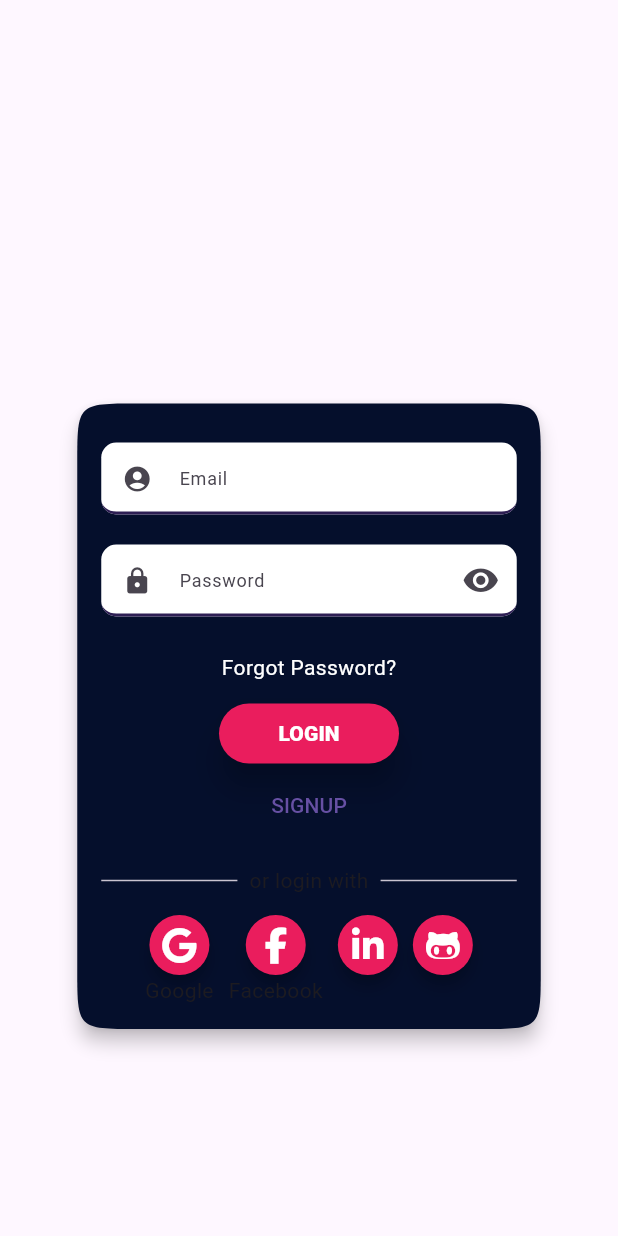
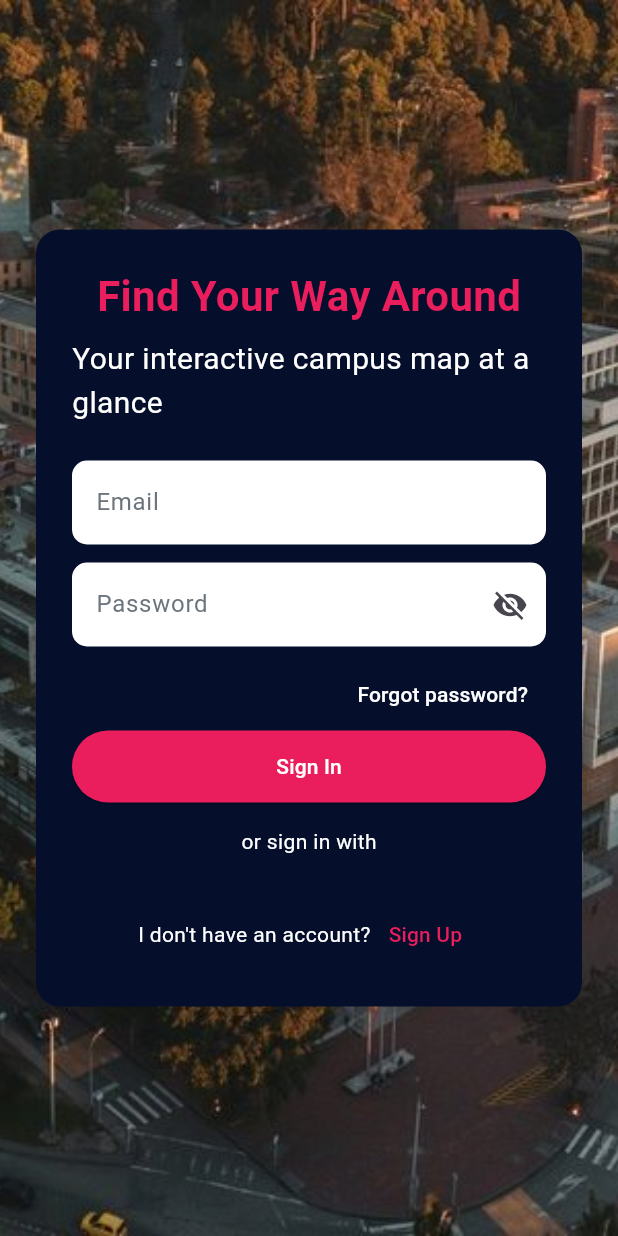
Before and after one commit to ISIS3510-G12/Dart-G12, a Flutter app: the screen it shows after launch, on a phone screen of 412 x 824 dp. Run offline on Flutter 3.47's test engine with Material 3 defaults, Android fonts, the phone set to English and light mode, and no system bars; drawn by our look-alikes of flutter_login.

Commit message:
Add login and profile pages with authentication functionality

```diff
--- a/lib/main.dart
+++ b/lib/main.dart
@@ -1,6 +1,6 @@
+import 'package:dart_g12/views/login_page.dart';
 import 'package:flutter/material.dart';
 //import 'views/MainScreen.dart';
-import 'views/sign_in.dart';
 
 void main() {
   runApp(MyApp());
@@ -17,7 +17,7 @@ class MyApp extends StatelessWidget {
       theme: ThemeData(primarySwatch: Colors.blue),
       initialRoute: '/',
       routes: {
-        '/': (context) => const LoginScreen(),
+        '/': (context) => const LoginPage(),
 
       },
     );
--- a/lib/views/MainScreen.dart
+++ b/lib/views/MainScreen.dart
@@ -1,3 +1,4 @@
+import 'package:dart_g12/views/profile_page.dart';
 import 'package:flutter/material.dart';
 import '../views/pagina1.dart';
 import '../views/pagina2.dart';
@@ -16,6 +17,10 @@ class _MainScreenState extends State<MainScreen> {
   final List<Widget> _pages = [
     const Pagina1(),
     const Pagina2(),
+    const Pagina1(),
+    const Pagina2(),
+    const ProfilePage(),
+
   ];
 
   @override
--- /dev/null
+++ b/lib/views/login_page.dart
@@ -0,0 +1,193 @@
+import 'package:flutter/material.dart';
+import 'package:dart_g12/data/services/auth_service.dart';
+import 'package:dart_g12/views/register_page.dart';
+
+class LoginPage extends StatefulWidget {
+  const LoginPage({super.key});
+
+  @override
+  State<LoginPage> createState() => _LoginPageState();
+}
+
+class _LoginPageState extends State<LoginPage> {
+  // Auth Service
+  final authService = AuthService();
+
+  // Controllers
+  final _emailController = TextEditingController();
+  final _passwordController = TextEditingController();
+  bool _isObscure = true;
+
+  // Login
+  void login() async {
+    final email = _emailController.text;
+    final password = _passwordController.text;
+
+    try {
+      await authService.signInWithEmailPassword(email, password);
+    } catch (e) {
+      if (mounted) {
+        ScaffoldMessenger.of(context).showSnackBar(
+          SnackBar(content: Text('Error: $e')),
+        );
+      }
+    }
+  }
+
+  @override
+  Widget build(BuildContext context) {
+    return Scaffold(
+      body: Stack(
+        children: [
+          // Fondo con imagen
+          Positioned.fill(
+            child: Image.asset(
+              "assets/images/andes.jpg", // Asegúrate de tener esta imagen en assets
+              fit: BoxFit.cover,
+            ),
+          ),
+
+          // Contenedor del formulario
+          Center(
+            child: Padding(
+              padding: const EdgeInsets.symmetric(horizontal: 24),
+              child: Container(
+                padding: const EdgeInsets.all(24),
+                decoration: BoxDecoration(
+                  color: Color(0xFF050F2C),
+                  borderRadius: BorderRadius.circular(16),
+                ),
+                child: Column(
+                  mainAxisSize: MainAxisSize.min,
+                  children: [
+                    // Título
+                    const Text(
+                      "Find Your Way Around",
+                      style: TextStyle(
+                        fontSize: 28,
+                        fontWeight: FontWeight.bold,
+                        color: Color(0xFFEA1D5D),
+                      ),
+                    ),
+                    const SizedBox(height: 8),
+                    const Text(
+                      "Your interactive campus map at a glance",
+                      textAlign: TextAlign.left,
+                      style: TextStyle(
+                        fontSize: 20,
+                        color: Colors.white,
+                      ),
+                    ),
+                    const SizedBox(height: 24),
+
+                    // Campo de Email
+                    TextField(
+                      controller: _emailController,
+                      style: const TextStyle(color: Colors.black),
+                      decoration: InputDecoration(
+                        filled: true,
+                        fillColor: Colors.white,
+                        hintText: "Email",
+                        hintStyle: TextStyle(color: Color(0xFF6C757D)),
+                        border: OutlineInputBorder(
+                          borderRadius: BorderRadius.circular(10),
+                          borderSide: BorderSide.none,
+                        ),
+                      ),
+                    ),
+                    const SizedBox(height: 12),
+
+                    // Campo de Password
+                    TextField(
+                      controller: _passwordController,
+                      obscureText: _isObscure,
+                      style: const TextStyle(color: Colors.black),
+                      decoration: InputDecoration(
+                        filled: true,
+                        fillColor: Colors.white,
+                        hintText: "Password",
+                        suffixIcon: IconButton(
+                          icon: Icon(_isObscure
+                              ? Icons.visibility_off
+                              : Icons.visibility),
+                          onPressed: () =>
+                              setState(() => _isObscure = !_isObscure),
+                        ),
+                        hintStyle: TextStyle(color: Color(0xFF6C757D)),
+                        border: OutlineInputBorder(
+                          borderRadius: BorderRadius.circular(10),
+                          borderSide: BorderSide.none,
+                        ),
+                      ),
+                    ),
+                    const SizedBox(height: 8),
+
+                    // Olvidó su contraseña
+                    Align(
+                      alignment: Alignment.centerRight,
+                      child: TextButton(
+                        onPressed: () {}, // Agrega la acción aquí
+                        child: const Text("Forgot password?",
+                            style: TextStyle(color: Colors.white)),
+                      ),
+                    ),
+
+                    // Botón de Login
+                    SizedBox(
+                      width: double.infinity,
+                      child: ElevatedButton(
+                        onPressed: login,
+                        style: ElevatedButton.styleFrom(
+                          backgroundColor: Color(0xFFEA1D5D),
+                          padding: const EdgeInsets.symmetric(vertical: 14),
+                          shape: RoundedRectangleBorder(
+                            borderRadius: BorderRadius.circular(56),
+                          ),
+                        ),
+                        child: const Text("Sign In",
+                            style: TextStyle(color: Colors.white)),
+                      ),
+                    ),
+
+                    const SizedBox(height: 16),
+
+                    // Divider
+                    const Text("or sign in with",
+                        style: TextStyle(color: Colors.white)),
+
+                    const SizedBox(height: 12),
+
+                    // Botones de redes sociales
+
+                    const SizedBox(height: 16),
+
+                    // No tienes cuenta
+                    Row(
+                      mainAxisAlignment: MainAxisAlignment.center,
+                      children: [
+                        const Text("I don't have an account?",
+                            style: TextStyle(color: Colors.white)),
+                        TextButton(
+                          onPressed: () => Navigator.push(
+                            context,
+                            MaterialPageRoute(
+                              builder: (context) => const RegisterPage(),
+                            ),
+                          ),
+                          child: const Text("Sign Up",
+                              style: TextStyle(color: Color(0xFFEA1D5D))),
+                        ),
+                      ],
+                    ),
+                  ],
+                ),
+              ),
+            ),
+          ),
+        ],
+      ),
+    );
+  }
+
+  // Widget para los botones de redes sociales
+}
--- a/lib/views/sign_in.dart
+++ /dev/null
@@ -1,233 +0,0 @@
-import 'package:dart_g12/views/MainScreen.dart';
-import 'package:flutter/material.dart';
-import 'package:flutter_login/flutter_login.dart';
-import 'package:font_awesome_flutter/font_awesome_flutter.dart';
-
-const users = {
-  'dribbble@gmail.com': '12345',
-  'hunter@gmail.com': 'hunter',
-  'lauracarretero12@gmail.com': '04052004',
-};
-
-class LoginScreen extends StatelessWidget {
-  const LoginScreen({super.key});
-
-  Duration get loginTime => const Duration(milliseconds: 2250);
-
-  Future<String?> _authUser(LoginData data) {
-    debugPrint('Name: \${data.name}, Password: \${data.password}');
-    return Future.delayed(loginTime).then((_) {
-      if (!users.containsKey(data.name)) {
-        return 'User not exists';
-      }
-      if (users[data.name] != data.password) {
-        return 'Password does not match';
-      }
-      return null;
-    });
-  }
-
-  Future<String?> _signupUser(SignupData data) {
-    debugPrint('Signup Name: \${data.name}, Password: \${data.password}');
-    return Future.delayed(loginTime).then((_) {
-      return null;
-    });
-  }
-
-  Future<String?> _recoverPassword(String name) {
-    debugPrint('Name: $name');
-    return Future.delayed(loginTime).then((_) {
-      if (!users.containsKey(name)) {
-        return 'User not exists';
-      }
-      return null;
-    });
-  }
-
-  @override
-  Widget build(BuildContext context) {
-    return Scaffold(
-      body: Stack(
-        children: [
-          // Imagen de fondo
-          Positioned.fill(
-            child: Image.asset(
-              'assets/images/andes.jpg', // Ruta de la imagen
-              fit: BoxFit.cover,
-            ),
-          ),
-          // Pantalla de login
-          // Encabezado flotante detrás del login
-          Positioned(
-            top: MediaQuery.of(context).size.height * 0.2, // Baja o sube la posición
-            left: MediaQuery.of(context).size.width * 0.12,
-            right: MediaQuery.of(context).size.width * 0.12,
-            child: Container(
-              width: MediaQuery.of(context).size.width *
-                  0.8, // Mismo ancho que login
-              height: MediaQuery.of(context).size.height *
-                  0.25, // Más alto para extenderlo
-              padding: const EdgeInsets.symmetric(
-                  vertical: 20, horizontal: 30), // Espaciado
-              decoration: BoxDecoration(
-                color: const Color(0xFF050F2C), // Mismo color que el login
-                borderRadius: BorderRadius.circular(20), // Misma curvatura
-                boxShadow: [
-                  BoxShadow(
-                    blurRadius: 5,
-                    offset: const Offset(0, 3),
-                  ),
-                ],
-              ),
-              child: Column(
-                crossAxisAlignment: CrossAxisAlignment
-                    .start, // Texto alineado arriba a la izquierda
-                children: const [
-                  Text(
-                    "Find Your Way Around",
-                    style: TextStyle(
-                      fontSize: 22,
-                      fontWeight: FontWeight.bold,
-                      color: Color(0xFFEA1D5D),
-                    ),
-                  ),
-                  SizedBox(height: 5),
-                  Text(
-                    "Your interactive campus map at a glance",
-                    style: TextStyle(
-                      fontSize: 16,
-                      fontWeight: FontWeight.w500,
-                      color: Colors.white,
-                    ),
-                  ),
-                  Spacer(), // Empuja todo el contenido hacia arriba
-                ],
-              ),
-            ),
-          ),
-
-          Center(
-            child: FlutterLogin(
-              theme: LoginTheme(
-                pageColorLight: Colors.transparent,
-                pageColorDark: Colors.transparent,
-                errorColor: Color(0xFFEA1D5D),
-                titleStyle: const TextStyle(
-                  color: Colors.greenAccent,
-                  fontFamily: 'Quicksand',
-                  letterSpacing: 4,
-                ),
-                bodyStyle: const TextStyle(
-                  fontStyle: FontStyle.normal,
-                  color: Colors.white,
-                ),
-                textFieldStyle: const TextStyle(
-                  color: Color(0xFFEA1D5D),
-                  shadows: [Shadow(color: Colors.yellow, blurRadius: 2)],
-                ),
-                buttonStyle: const TextStyle(
-                  fontWeight: FontWeight.w800,
-                  color: Colors.white,
-                ),
-                cardTheme: CardTheme(
-                  color: Color(0xFF050F2C),
-                  elevation: 5,
-                  shape: ContinuousRectangleBorder(
-                      borderRadius: BorderRadius.circular(40)),
-                ),
-                inputTheme: InputDecorationTheme(
-                  filled: true,
-                  fillColor: Colors.white,
-                  contentPadding: EdgeInsets.zero,
-                  errorStyle: const TextStyle(
-                    backgroundColor: Color(0xFFEA1D5D),
-                    color: Colors.white,
-                  ),
-                  labelStyle: const TextStyle(fontSize: 12),
-                  enabledBorder: UnderlineInputBorder(
-                    borderSide: BorderSide(color: Color(0xFF2E1F54), width: 2),
-                    borderRadius: BorderRadius.circular(10),
-                  ),
-                  focusedBorder: UnderlineInputBorder(
-                    borderSide: BorderSide(color: Color(0xFFEA1D5D), width: 5),
-                    borderRadius: BorderRadius.circular(10),
-                  ),
-                  errorBorder: UnderlineInputBorder(
-                    borderSide: BorderSide(color: Color(0xFFEA1D5D), width: 7),
-                    borderRadius: BorderRadius.circular(10),
-                  ),
-                  focusedErrorBorder: UnderlineInputBorder(
-                    borderSide: BorderSide(color: Color(0xFFEA1D5D), width: 8),
-                    borderRadius: BorderRadius.circular(10),
-                  ),
-                  disabledBorder: const UnderlineInputBorder(
-                    borderSide: BorderSide(color: Colors.grey, width: 5),
-                    borderRadius: BorderRadius.zero,
-                  ),
-                ),
-                buttonTheme: LoginButtonTheme(
-                  splashColor: Colors.purple,
-                  backgroundColor: Color(0xFFEA1D5D),
-                  highlightColor: Colors.lightGreen,
-                  elevation: 9.0,
-                  highlightElevation: 6.0,
-                  shape: RoundedRectangleBorder(
-                    borderRadius: BorderRadius.circular(20),
-                  ),
-                ),
-              ),
-              onLogin: _authUser,
-              onSignup: _signupUser,
-              onRecoverPassword: _recoverPassword,
-              loginProviders: <LoginProvider>[
-                LoginProvider(
-                  icon: FontAwesomeIcons.google,
-                  label: 'Google',
-                  callback: () async {
-                    debugPrint('start google sign in');
-                    await Future.delayed(loginTime);
-                    debugPrint('stop google sign in');
-                    return null;
-                  },
-                ),
-                LoginProvider(
-                  icon: FontAwesomeIcons.facebookF,
-                  label: 'Facebook',
-                  callback: () async {
-                    debugPrint('start facebook sign in');
-                    await Future.delayed(loginTime);
-                    debugPrint('stop facebook sign in');
-                    return null;
-                  },
-                ),
-                LoginProvider(
-                  icon: FontAwesomeIcons.linkedinIn,
-                  callback: () async {
-                    debugPrint('start linkedin sign in');
-                    await Future.delayed(loginTime);
-                    debugPrint('stop linkedin sign in');
-                    return null;
-                  },
-                ),
-                LoginProvider(
-                  icon: FontAwesomeIcons.githubAlt,
-                  callback: () async {
-                    debugPrint('start github sign in');
-                    await Future.delayed(loginTime);
-                    debugPrint('stop github sign in');
-                    return null;
-                  },
-                ),
-              ],
-              onSubmitAnimationCompleted: () {
-                Navigator.of(context).pushReplacement(MaterialPageRoute(
-                  builder: (context) => const MainScreen(),
-                ));
-              },
-            ),
-          )
-        ],
-      ),
-    );
-  }
-}
```
Also changed, not shown: lib/views/profile_page.dart (added, +103 -0 lines), lib/views/register_page.dart (added, +197 -0 lines).
